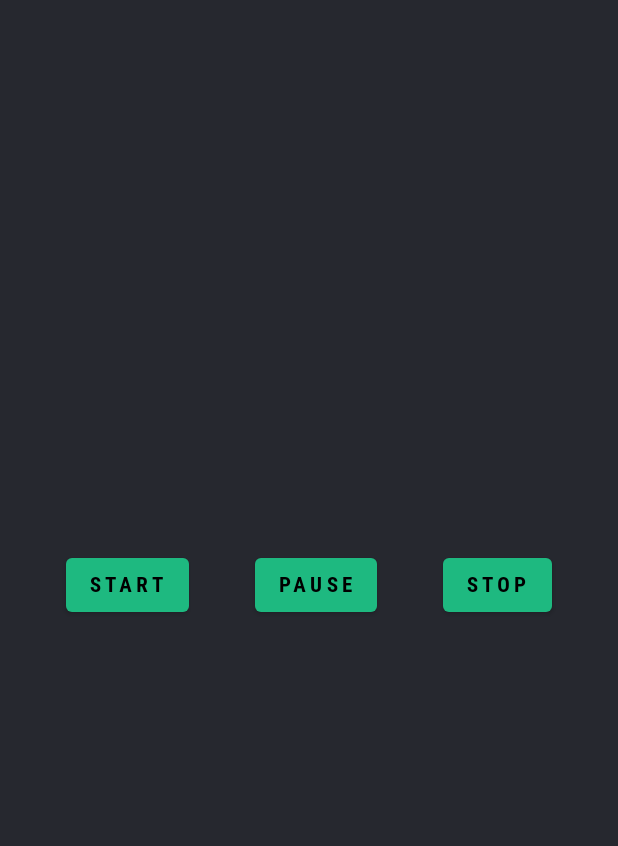
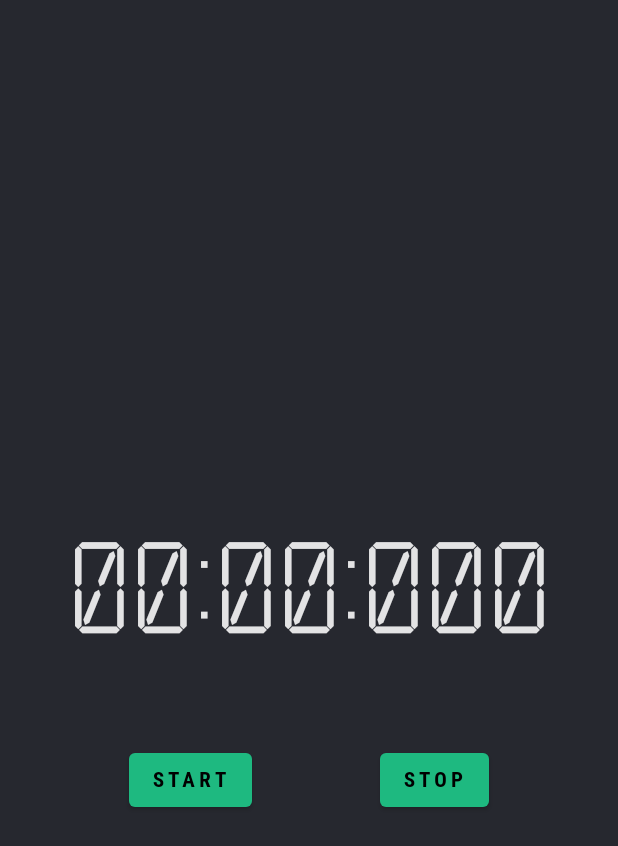
Before and after one commit to iandamping/ComposingThings, an Android app built with Jetpack Compose: the screen it shows after launch (MainActivity), after a tap on "STOP", on a phone screen of 412 x 824 dp. Shown: the top 846 px of the screen. Run offline under Robolectric (Android 15) with nearby library versions, the phone set to English and light mode, and no system bars; our stand-ins replace Dagger/Hilt's generated code, Timber; libraries missing offline, so code that uses them is left out: com.soywiz.klock; 2 other taps on this screen came first.

```diff
--- a/app/build.gradle
+++ b/app/build.gradle
@@ -95,4 +95,9 @@ dependencies {
     implementation 'com.jakewharton.timber:timber:4.7.1'
     //Klock
     implementation "com.soywiz.korlibs.klock:klock-jvm:3.0.0"
+    //room
+    //db
+    implementation "androidx.room:room-runtime:$room_version"
+    implementation "androidx.room:room-ktx:$room_version"
+    kapt "androidx.room:room-compiler:$room_version"
 }
--- a/app/src/main/java/com/junemon/compose_stable/StopWatchViewModel.kt
+++ b/app/src/main/java/com/junemon/compose_stable/StopWatchViewModel.kt
@@ -5,6 +5,7 @@ import com.junemon.compose_stable.util.stopwatch.StopwatchListOrchestrator
 import com.permatabank.qram.core.data.datasource.cache.preference.PreferenceHelper
 import dagger.hilt.android.lifecycle.HiltViewModel
 import kotlinx.coroutines.flow.StateFlow
+import timber.log.Timber
 import javax.inject.Inject
 
 @HiltViewModel
@@ -15,6 +16,8 @@ class StopWatchViewModel @Inject constructor(
     ViewModel() {
 
     val stopwatchTimer: StateFlow<String> = stopwatchListOrchestrator.ticker
+
+    val isTimerRunning: StateFlow<Boolean> = stopwatchListOrchestrator.isTimerRunning
 
     fun start() {
         stopwatchListOrchestrator.start()
@@ -28,5 +31,9 @@ class StopWatchViewModel @Inject constructor(
         stopwatchListOrchestrator.pause()
     }
 
+    fun lap() {
+        Timber.e("value : ${stopwatchTimer.value}")
+    }
+
 
 }
--- a/app/src/main/java/com/junemon/compose_stable/screen/StopwatchTimerScreen.kt
+++ b/app/src/main/java/com/junemon/compose_stable/screen/StopwatchTimerScreen.kt
@@ -1,6 +1,8 @@
 package com.junemon.compose_stable.screen
 
 import androidx.compose.foundation.layout.*
+import androidx.compose.foundation.rememberScrollState
+import androidx.compose.foundation.verticalScroll
 import androidx.compose.material.Button
 import androidx.compose.material.MaterialTheme
 import androidx.compose.material.Text
@@ -19,12 +21,18 @@ import com.junemon.compose_stable.ui.theme.CalculatorFontFamily
 
 @Composable
 fun StopwatchTimerScreen(modifier: Modifier = Modifier, stopwatchVm: StopWatchViewModel) {
-    Column(modifier = modifier.fillMaxSize()) {
+    Column(
+        modifier = modifier
+            .fillMaxSize()
+            .verticalScroll(rememberScrollState()),
+        verticalArrangement = Arrangement.Center,
+    ) {
         StopwatchTimerText(
             stopwatchVm = stopwatchVm
         )
         StopwatchTimerButton(stopwatchVm = stopwatchVm)
     }
+
 }
 
 
@@ -36,7 +44,7 @@ private fun StopwatchTimerText(modifier: Modifier = Modifier, stopwatchVm: StopW
         modifier = Modifier
             .fillMaxWidth()
             .padding(8.dp)
-            .height(350.dp),
+            .height(200.dp),
         contentAlignment = Alignment.Center
     ) {
 
@@ -54,20 +62,43 @@ private fun StopwatchTimerText(modifier: Modifier = Modifier, stopwatchVm: StopW
 
 @Composable
 fun StopwatchTimerButton(modifier: Modifier = Modifier, stopwatchVm: StopWatchViewModel) {
+    val isTimerRunning by stopwatchVm.isTimerRunning.collectAsState()
+
     Row(
         modifier = modifier.fillMaxWidth(),
         horizontalArrangement = Arrangement.SpaceEvenly
     ) {
-        Button(onClick = { stopwatchVm.start() }) {
-            Text(text = stringResource(id = R.string.start))
+        Button(onClick = {
+            if (isTimerRunning) {
+                stopwatchVm.pause()
+            } else {
+                stopwatchVm.start()
+            }
+        }) {
+            Text(
+                text = if (isTimerRunning) {
+                    stringResource(id = R.string.pause)
+                } else {
+                    stringResource(id = R.string.start)
+                }
+            )
         }
 
-        Button(onClick = { stopwatchVm.pause() }) {
-            Text(text = stringResource(id = R.string.pause))
+        Button(onClick = {
+            if (isTimerRunning) {
+                stopwatchVm.lap()
+            } else {
+                stopwatchVm.stop()
+            }
+        }) {
+            Text(
+                text = if (isTimerRunning) {
+                    stringResource(id = R.string.lap)
+                } else {
+                    stringResource(id = R.string.stop)
+                }
+            )
         }
 
-        Button(onClick = { stopwatchVm.stop() }) {
-            Text(text = stringResource(id = R.string.stop))
-        }
     }
 }
--- a/app/src/main/java/com/junemon/compose_stable/util/TimerConstant.kt
+++ b/app/src/main/java/com/junemon/compose_stable/util/TimerConstant.kt
@@ -12,12 +12,9 @@ import kotlinx.coroutines.CompletableDeferred
  */
 
 object TimerConstant {
-    const val MY_REQUEST_CODE: Int = 0
-    const val IMMERSIVE_FLAG_TIMEOUT = 500L
     const val DEFAULT_ROUND_COUNTER_VALUE = 1
     const val DEFAULT_INTEGER_VALUE = 0
     const val DEFAULT_WHICH_ROUND_COUNTER_VALUE = 1
-    const val MAX_POMODORO_ROUND = 4
     const val DEFAULT_LONG_VALUE = 0L
     const val ROUND_TIME_STATE = 0
     const val REST_TIME_STATE = 1
--- a/app/src/main/java/com/junemon/compose_stable/util/stopwatch/StopwatchListOrchestrator.kt
+++ b/app/src/main/java/com/junemon/compose_stable/util/stopwatch/StopwatchListOrchestrator.kt
@@ -6,6 +6,8 @@ interface StopwatchListOrchestrator {
 
     val ticker: StateFlow<String>
 
+    val isTimerRunning: StateFlow<Boolean>
+
     fun start()
 
     fun pause()
--- a/app/src/main/java/com/junemon/compose_stable/util/stopwatch/StopwatchListOrchestratorImpl.kt
+++ b/app/src/main/java/com/junemon/compose_stable/util/stopwatch/StopwatchListOrchestratorImpl.kt
@@ -1,6 +1,5 @@
 package com.junemon.compose_stable.util.stopwatch
 
-import com.junemon.compose_stable.di.dispatcher.BackgroundDispatcherQualifier
 import com.junemon.compose_stable.di.dispatcher.DefaultApplicationCoroutineScope
 import kotlinx.coroutines.*
 import kotlinx.coroutines.flow.MutableStateFlow
@@ -13,13 +12,17 @@ class StopwatchListOrchestratorImpl @Inject constructor(
     @DefaultApplicationCoroutineScope private val scope: CoroutineScope,
 ) : StopwatchListOrchestrator {
     private var job: Job? = null
-    private val mutableTicker = MutableStateFlow("")
+    private val mutableTicker = MutableStateFlow("00:00:000")
+    private val mutableIsTimerRunning = MutableStateFlow(false)
 
+    override val isTimerRunning: StateFlow<Boolean>
+        get() = mutableIsTimerRunning.asStateFlow()
 
     override val ticker: StateFlow<String> = mutableTicker.asStateFlow()
 
     override fun start() {
         if (job == null) startJob()
+        mutableIsTimerRunning.value = true
         stopwatchStateHolder.start()
     }
 
@@ -33,11 +36,13 @@ class StopwatchListOrchestratorImpl @Inject constructor(
     }
 
     override fun pause() {
+        mutableIsTimerRunning.value = false
         stopwatchStateHolder.pause()
         stopJob()
     }
 
     override fun stop() {
+        mutableIsTimerRunning.value = false
         stopwatchStateHolder.stop()
         stopJob()
         clearValue()
@@ -49,6 +54,6 @@ class StopwatchListOrchestratorImpl @Inject constructor(
     }
 
     private fun clearValue() {
-        mutableTicker.value = ""
+        mutableTicker.value = "00:00:000"
     }
 }
--- a/app/src/main/java/com/junemon/compose_stable/util/stopwatch/StopwatchState.kt
+++ b/app/src/main/java/com/junemon/compose_stable/util/stopwatch/StopwatchState.kt
@@ -5,6 +5,7 @@ sealed class StopwatchState {
         val startTime: Long,
         val elapsedTime: Long
     ) : StopwatchState()
+
     data class Paused(
         val elapsedTime: Long
     ) : StopwatchState()
--- a/app/src/main/res/values/strings.xml
+++ b/app/src/main/res/values/strings.xml
@@ -10,6 +10,7 @@
     <string name="reset">RESET</string>
     <string name="start">START</string>
     <string name="stop">STOP</string>
+    <string name="lap">LAP</string>
     <string name="pause">PAUSE</string>
     <string name="rest">REST</string>
     <string name="round_time">Round Time</string>
--- a/build.gradle
+++ b/build.gradle
@@ -9,6 +9,7 @@ buildscript {
         livedata_version = '2.5.0'
         gson_version = '2.8.6'
         coil_version = '0.12.0'
+        room_version='2.4.0'
     }
     repositories {
         google()
```
